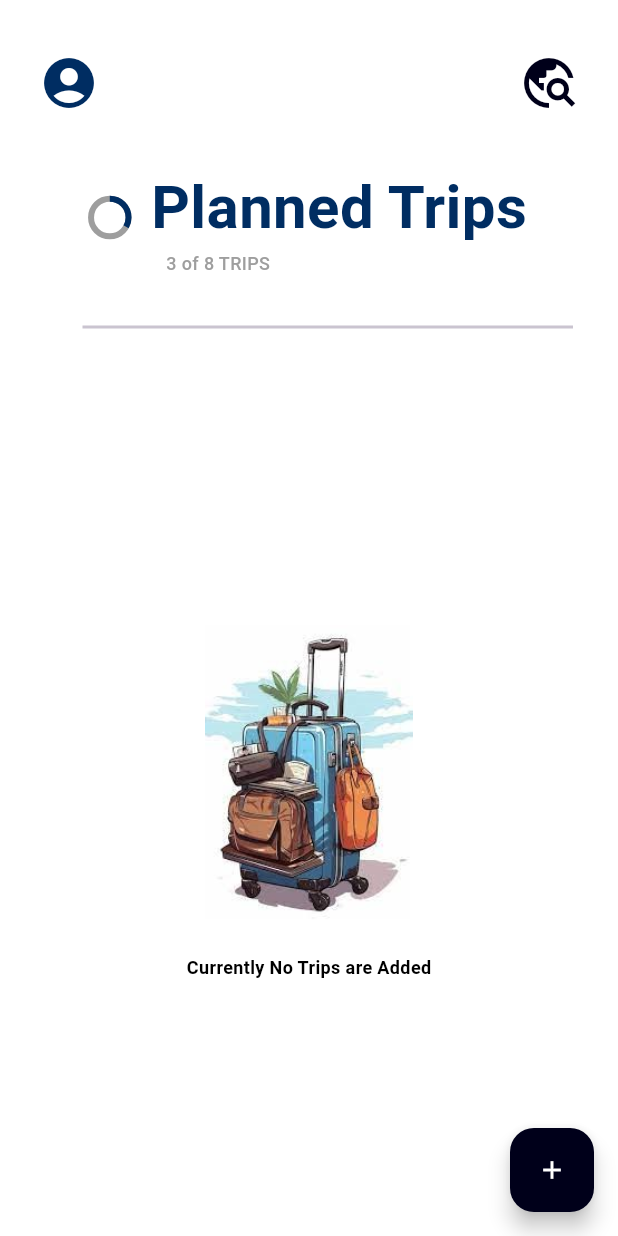
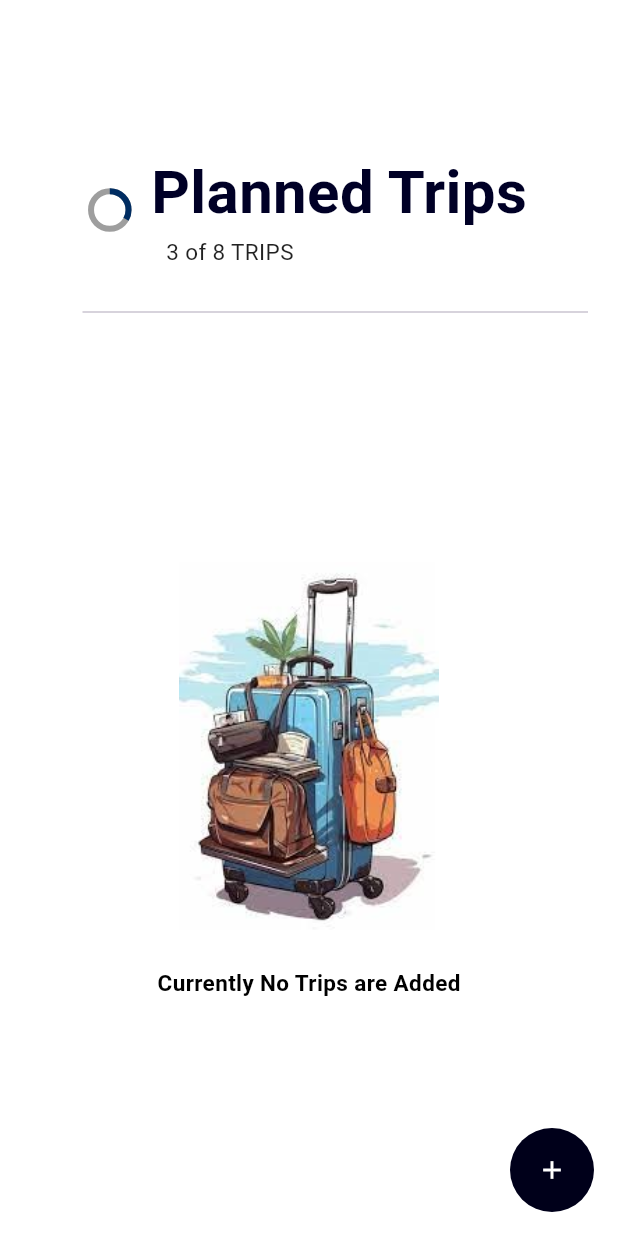
Before and after one commit to SahilAgr10/Hive-Database-Mangement, a Flutter app: the screen it shows after launch, on a phone screen of 412 x 824 dp. Run offline on Flutter 3.47's test engine with Material 3 defaults, Android fonts, the phone set to English and light mode, and no system bars; drawn by our look-alikes of flutter_slider_drawer.

Commit message:
Home Ui update

```diff
--- a/lib/widgets/Custome_Appbar.dart
+++ b/lib/widgets/Custome_Appbar.dart
@@ -12,7 +12,7 @@ class _CustomAppBarState extends State<CustomAppBar> {
   @override
   Widget build(BuildContext context) {
     return const SizedBox(
-      height: 90,
+      height: 50,
       width: double.infinity,
       child: Row(mainAxisAlignment: MainAxisAlignment.spaceBetween,
         children: [
--- a/lib/widgets/home_view.dart
+++ b/lib/widgets/home_view.dart
@@ -1,5 +1,7 @@
+import 'package:flutter/cupertino.dart';
 import 'package:flutter/material.dart';
 import 'package:flutter_slider_drawer/flutter_slider_drawer.dart';
+import 'package:hive_database_management/widgets/Add_Trip/New_Trip_page.dart';
 import 'package:hive_database_management/widgets/Custom_Menu.dart';
 import 'Custome_Appbar.dart';
 import 'Task_Widget.dart';
@@ -13,22 +15,26 @@ class HomeView extends StatefulWidget {
 
 class _HomeViewState extends State<HomeView> {
   List<int> places = [];
+  //List<>
 
   @override
   Widget build(BuildContext context) {
     return Scaffold(
       backgroundColor: Colors.white,
       floatingActionButton: FloatingActionButton(
+        shape: RoundedRectangleBorder(borderRadius: BorderRadius.circular(75)),
+        elevation: 0,
         backgroundColor: const Color(0XFF00001a),
         onPressed: () {
-          places.add(1);
-          setState(() {});
+          Navigator.push(context, CupertinoPageRoute(builder: (_)=>const NewTripPage()));
+          // places.add(1);
+          // setState(() {});
         }, // Add your onPressed function here
-        child: Icon(Icons.add,color:  Colors.white,size: 20,),
+        child: const Icon(Icons.add,color:  Colors.white,size: 20,),
       ),
       body: SliderDrawer(
         isDraggable: false,
-        appBar: const CustomAppBar(),
+        appBar: Container(),
         slider: const CustomMenu(),
         child: homePageUi(),
       ),
@@ -42,14 +48,17 @@ class _HomeViewState extends State<HomeView> {
       child: Column(
         children: [
           Container(
-            height: 110,
+            height: 200,
+            //color: Colors.cyan,
             // color: Colors.deepPurple.shade900.withOpacity(0.1),
-            child: const Row(
+            child:  Row(
               mainAxisAlignment: MainAxisAlignment.center,
+              //crossAxisAlignment: CrossAxisAlignment.end,
               children: [
-                SizedBox(
+                Container(
                   height: 25,
                   width: 25,
+                  margin: EdgeInsets.only(top: 80),
                   child: CircularProgressIndicator(
                     color: Color(0XFF002D62),
                     value: 1 / 3,
@@ -61,13 +70,13 @@ class _HomeViewState extends State<HomeView> {
                   crossAxisAlignment: CrossAxisAlignment.start,
                   children: [
                     Padding(
-                      padding: EdgeInsets.only(left: 15, top: 20),
+                      padding: EdgeInsets.only(left: 15, top: 100),
                       child: Text(
                         "Planned Trips",
                         style: TextStyle(
                           fontSize: 40,
                           fontWeight: FontWeight.bold,
-                          color: Color(0XFF002D62),
+                          color: Color(0XFF000026),
                         ),
                       ),
                     ),
@@ -76,9 +85,9 @@ class _HomeViewState extends State<HomeView> {
                       child: Text(
                         "3 of 8 TRIPS",
                         style: TextStyle(
-                          fontSize: 12,
-                          color: Colors.grey,
-                          fontWeight: FontWeight.w500,
+                          fontSize: 15,
+                          color: Colors.black87,
+                          fontWeight: FontWeight.w400,
                         ),
                       ),
                     )
@@ -88,9 +97,9 @@ class _HomeViewState extends State<HomeView> {
             ),
           ),
           const Padding(
-            padding: EdgeInsets.only(top: 10, right: 30,bottom: 20),
+            padding: EdgeInsets.only( right: 20),
             child: Divider(
-              thickness: 2,
+              thickness: 1,
               indent: 55,
             ),
           ),
@@ -120,8 +129,8 @@ class _HomeViewState extends State<HomeView> {
                     ],
                   ),
                   key: Key(item.toString()),
-                  child: Padding(
-                    padding: const EdgeInsets.only(left: 25, right: 25),
+                  child: const Padding(
+                    padding: EdgeInsets.only(left: 25, right: 25),
                     child: TaskWidget(),
                   ),
                 );
@@ -132,14 +141,14 @@ class _HomeViewState extends State<HomeView> {
               children: [
                 Image(
                   image: AssetImage('assets/images/travel01.jpeg'),
-                  height: 200,
+                  height: 250,
                 ),
                 Padding(
                   padding: EdgeInsets.only(top: 20),
                   child: Text(
                     'Currently No Trips are Added',
                     style: TextStyle(
-                      fontSize: 12,
+                      fontSize: 15,
                       fontWeight: FontWeight.w600,
                       color: Color(0Xff000000),
                     ),
```
Also changed, not shown: lib/widgets/Add_Trip/AddTaskAppbar.dart (added, +35 -0 lines), lib/widgets/Add_Trip/New_Trip_page.dart (added, +24 -0 lines).
